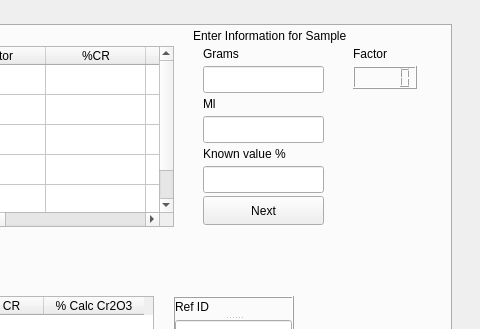
This is rc.ui in shabd/rc-analytics-desktop as Qt 5 draws it before an edit; both pictures show x 379 to 859 and y 0 to 329 of the 859 by 597 pixel window. The edited form follows.
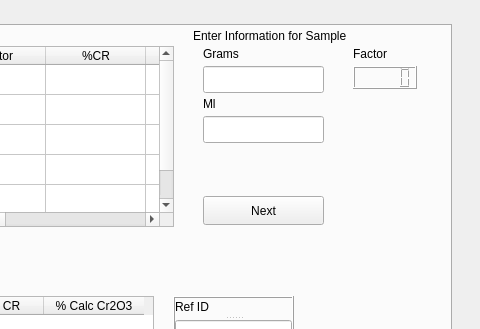
This is the edited form.

Commit message: added known values

The edit to the form file:
```diff
--- a/rc.ui
+++ b/rc.ui
@@ -507,29 +507,6 @@
        </rect>
       </property>
      </widget>
-     <widget class="QLabel" name="cr_factor_know_value_text">
-      <property name="geometry">
-       <rect>
-        <x>570</x>
-        <y>120</y>
-        <width>121</width>
-        <height>16</height>
-       </rect>
-      </property>
-      <property name="text">
-       <string>Known value % </string>
-      </property>
-     </widget>
-     <widget class="QLineEdit" name="cr_factor_know_value">
-      <property name="geometry">
-       <rect>
-        <x>570</x>
-        <y>140</y>
-        <width>121</width>
-        <height>27</height>
-       </rect>
-      </property>
-     </widget>
      <widget class="QPushButton" name="cr_factor_next_button">
       <property name="geometry">
        <rect>
```
Left out of the diff: 46 changed lines with no effect on the pictures. The commit also changes 8 other files.
